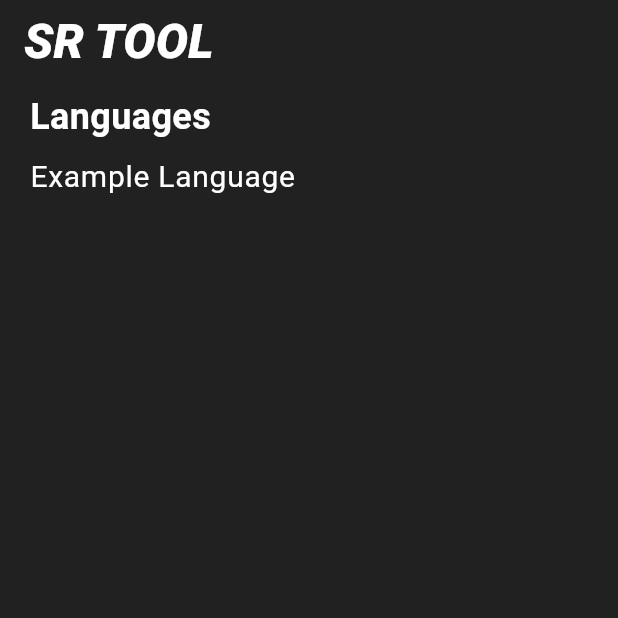
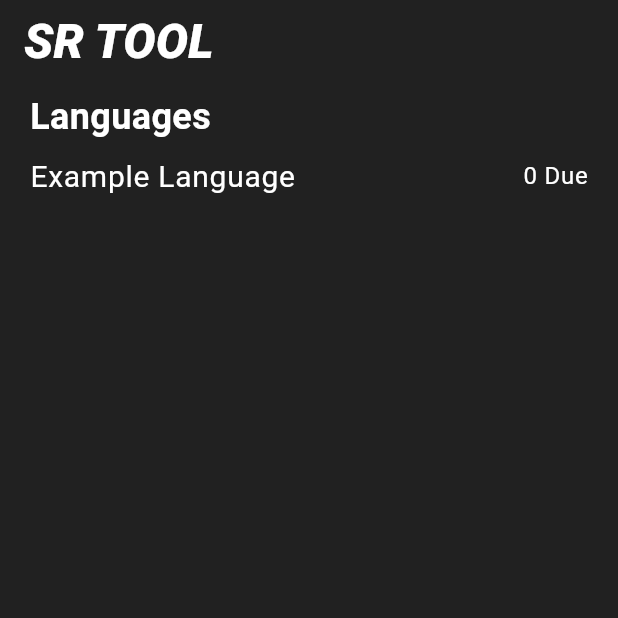
Before and after one commit to TheBeville/sr_language_tool, a Flutter app: the screen it shows after launch, on a phone screen of 412 x 824 dp, the top half of it. Run offline on Flutter 3.47's test engine with Material 3 defaults, Android fonts, the phone set to English and light mode, and no system bars; our stand-ins replace drift, drift_flutter, flutter_bloc, get_it; accounts and stored records are empty; generated files the repository leaves out were written again.

Commit message:
Bug fixes

```diff
--- a/lib/pages/home_view.dart
+++ b/lib/pages/home_view.dart
@@ -1,10 +1,12 @@
 import 'package:flutter/material.dart';
+import 'package:flutter_bloc/flutter_bloc.dart';
 import 'package:sr_language_tool/constants.dart';
 import 'package:sr_language_tool/locator.dart';
 import 'package:sr_language_tool/models/database.dart' as database_model;
 import 'package:sr_language_tool/pages/create_card_page.dart';
 import 'package:sr_language_tool/pages/language_overview_page.dart';
 import 'package:sr_language_tool/services/database_service.dart';
+import 'package:sr_language_tool/services/review_session_cubit.dart';
 
 class HomeView extends StatefulWidget {
   const HomeView({super.key});
@@ -17,6 +19,12 @@ class _HomeViewState extends State<HomeView> {
   final dB = locator.get<database_model.AppDatabase>();
   final dBService = locator.get<DatabaseService>();
   final addLangController = TextEditingController();
+
+  @override
+  void initState() {
+    super.initState();
+    context.read<ReviewSessionCubit>().getDueCards();
+  }
 
   @override
   void dispose() {
@@ -34,7 +42,9 @@ class _HomeViewState extends State<HomeView> {
             style: appBarTitleStyling,
           ),
         ),
-        body: Column(
+        body: BlocBuilder<ReviewSessionCubit, List<database_model.Card>>(
+          builder: (context, cards) {
+            return Column(
               children: [
                 const Align(
                   alignment: Alignment.centerLeft,
@@ -60,14 +70,30 @@ class _HomeViewState extends State<HomeView> {
                           itemBuilder: (context, index) {
                             final String selectedLanguage =
                                 snapshot.data![index].language;
+                            final int selectedLangID = snapshot.data![index].id;
+                            final int numDue = cards
+                                .where((l) => l.language == selectedLangID)
+                                .toList()
+                                .length;
+
                             return ListTile(
                               contentPadding:
                                   const EdgeInsets.symmetric(horizontal: 20),
                               minVerticalPadding: 0,
                               minTileHeight: 35,
-                          title: Text(
+                              title: Row(
+                                mainAxisAlignment:
+                                    MainAxisAlignment.spaceBetween,
+                                children: [
+                                  Text(
                                     snapshot.data![index].language,
                                     style: const TextStyle(fontSize: 20),
+                                  ),
+                                  Text(
+                                    '$numDue Due',
+                                    style: TextStyle(fontSize: 16),
+                                  ),
+                                ],
                               ),
                               onTap: () {
                                 Navigator.push(
@@ -146,7 +172,8 @@ class _HomeViewState extends State<HomeView> {
                                 child: const Text('Add'),
                                 onPressed: () {
                                   setState(() {
-                                dBService.createLangCat(addLangController.text);
+                                    dBService
+                                        .createLangCat(addLangController.text);
                                   });
                                   Navigator.of(context).pop();
                                 },
@@ -170,6 +197,8 @@ class _HomeViewState extends State<HomeView> {
                 ),
                 const Spacer(flex: 1),
               ],
+            );
+          },
         ),
         floatingActionButton: FloatingActionButton(
           child: Icon(
--- a/lib/pages/language_overview_page.dart
+++ b/lib/pages/language_overview_page.dart
@@ -52,12 +52,15 @@ class _LanguageOverviewPageState extends State<LanguageOverviewPage> {
                     ),
                   );
                 },
+                child: Padding(
+                  padding: const EdgeInsets.only(right: 10),
                   child: const Text(
                     'Review',
                     style: TextStyle(
                       color: Colors.white,
                       fontSize: 18,
                       fontWeight: FontWeight.bold,
+                    ),
                   ),
                 ),
               ),
--- a/lib/services/review_session_cubit.dart
+++ b/lib/services/review_session_cubit.dart
@@ -13,6 +13,12 @@ class ReviewSessionCubit extends Cubit<List<database_model.Card>> {
 
   Future<void> getDueCards() async {
     final dueCards = await dBService.getDueCards();
+
+    emit(dueCards);
+  }
+
+  Future<void> getDueCardsOfLang(String language) async {
+    final dueCards = await dBService.getDueCardsOfLang(language);
 
     emit(dueCards);
   }
```
Also changed, not shown: lib/pages/create_card_page.dart (+16 -6 lines), lib/pages/review_card_page.dart (+8 -0 lines), lib/services/card_cubit.dart (+9 -4 lines), lib/services/database_service.dart (+24 -4 lines), lib/widgets/reviewable_card.dart (+0 -7 lines). Lines whose indentation alone changed are shown as unchanged.
